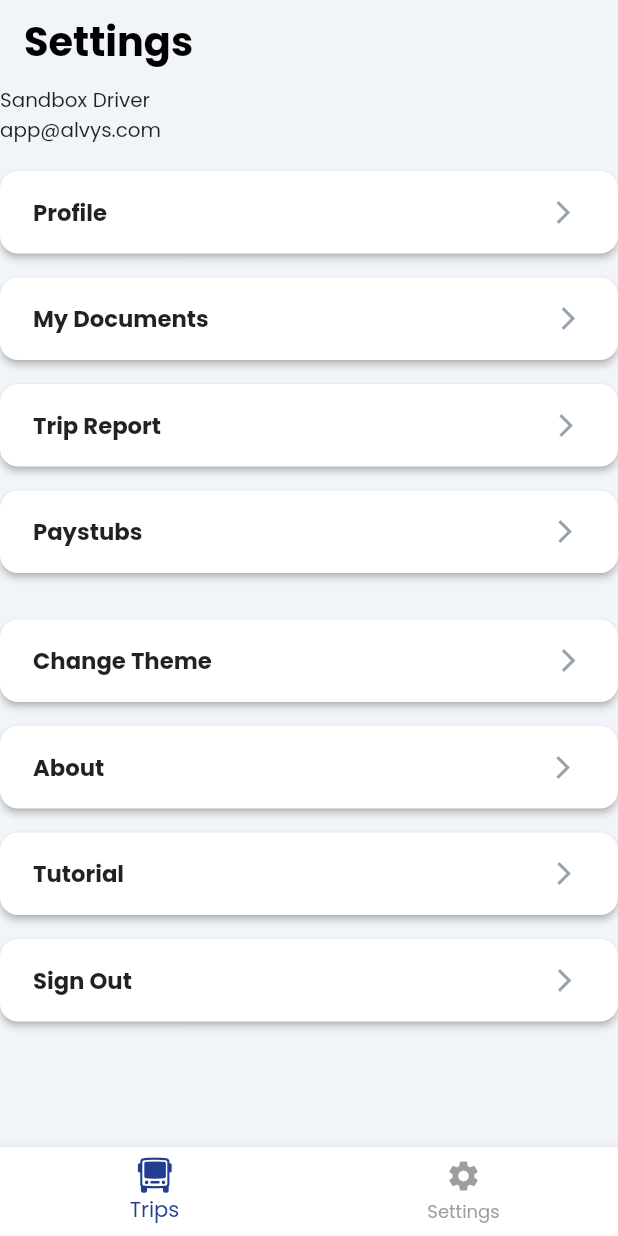
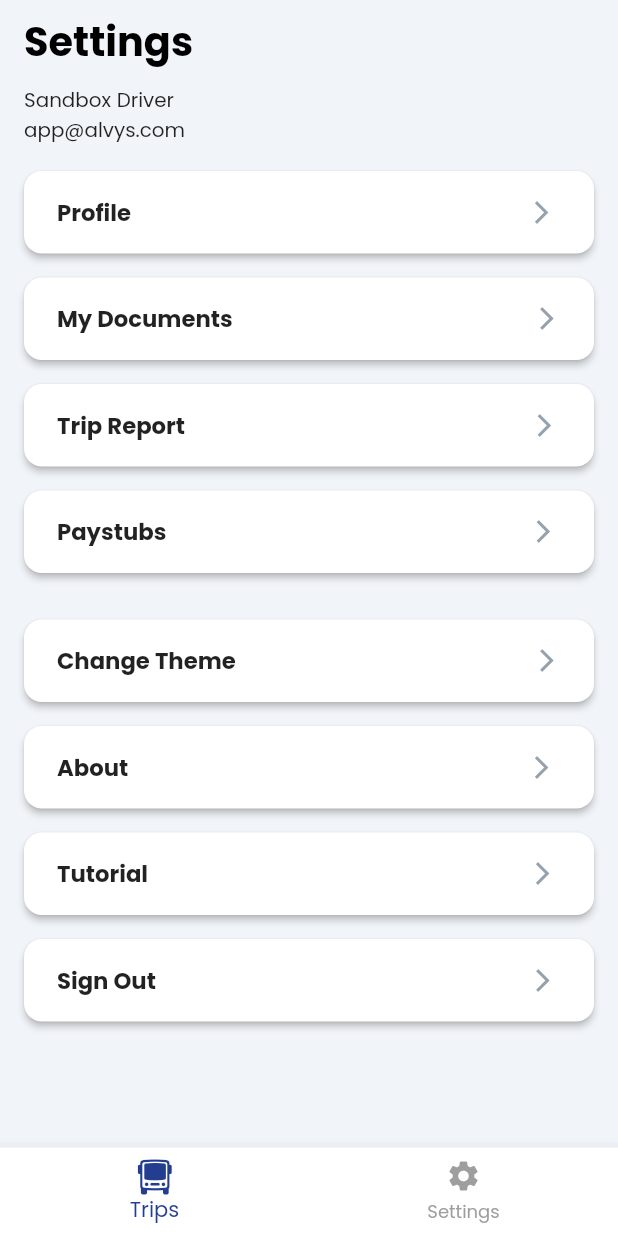
Before and after one commit to kvn-calvn/alvys_companion_app_test, a Flutter app: the SettingsPage screen opened by its route, on a phone screen of 412 x 824 dp. Run offline on Flutter 3.47's test engine with Material 2 defaults, Android fonts, the phone set to English and light mode, and no system bars; our stand-ins replace dio, flutter_riverpod, flutter_secure_storage, flutter_spinkit, freezed_annotation, go_router and 8 more; missing offline and left inert: pdf_viewer_plugin, simple_speed_dial; accounts and stored records are empty; generated files the repository leaves out were written again.

Commit message:
fixed tracking icon

```diff
--- a/lib/custom_icons/alvys3_icons.dart
+++ b/lib/custom_icons/alvys3_icons.dart
@@ -21,7 +21,10 @@ class Alvys3Icons {
   static const _kFontFam = 'Alvys3Icons';
   static const String? _kFontPkg = null;
 
-  static const IconData homeIco = IconData(0xe800, fontFamily: _kFontFam, fontPackage: _kFontPkg);
-  static const IconData notificationIcon = IconData(0xe801, fontFamily: _kFontFam, fontPackage: _kFontPkg);
-  static const IconData trackIcon = IconData(0xe802, fontFamily: _kFontFam, fontPackage: _kFontPkg);
+  static const IconData homeIco =
+      IconData(0xe902, fontFamily: _kFontFam, fontPackage: _kFontPkg);
+  static const IconData notificationIcon =
+      IconData(0xe901, fontFamily: _kFontFam, fontPackage: _kFontPkg);
+  static const IconData trackIcon =
+      IconData(0xe900, fontFamily: _kFontFam, fontPackage: _kFontPkg);
 }
--- a/lib/src/constants/color.dart
+++ b/lib/src/constants/color.dart
@@ -12,4 +12,8 @@ class ColorManager {
   static Color deliveryColor = const Color(0XFFF08080);
   static Color cancelColor = const Color(0XFFFF0000);
   static Color white = Colors.white;
+  static Color cardColor(Brightness brightness) =>
+      brightness.isLight ? Colors.white : const Color(0XFF232323);
+  static Color scaffoldColor(Brightness brightness) =>
+      brightness.isLight ? const Color(0xFFF1F4F8) : const Color(0XFF141414);
 }
--- a/lib/src/features/settings/presentation/settings_page.dart
+++ b/lib/src/features/settings/presentation/settings_page.dart
@@ -1,6 +1,7 @@
 import 'package:alvys3/src/common_widgets/custom_bottom_sheet.dart';
 import 'package:alvys3/src/common_widgets/large_nav_button.dart';
 import 'package:alvys3/src/common_widgets/theme_switcher.dart';
+import 'package:alvys3/src/constants/color.dart';
 import 'package:flutter/material.dart';
 
 class SettingsPage extends StatefulWidget {
@@ -23,7 +24,10 @@ class _SettingsPageState extends State<SettingsPage> {
         centerTitle: false,
         elevation: 0,
       ),
-      body: const SettingsList(),
+      body: Padding(
+        padding: const EdgeInsets.symmetric(horizontal: 16.0),
+        child: const SettingsList(),
+      ),
     );
   }
 }
```
Also changed, not shown: lib/src/utils/app_theme.dart (+3 -6 lines), assets/fonts/Alvys3Icons.ttf.
